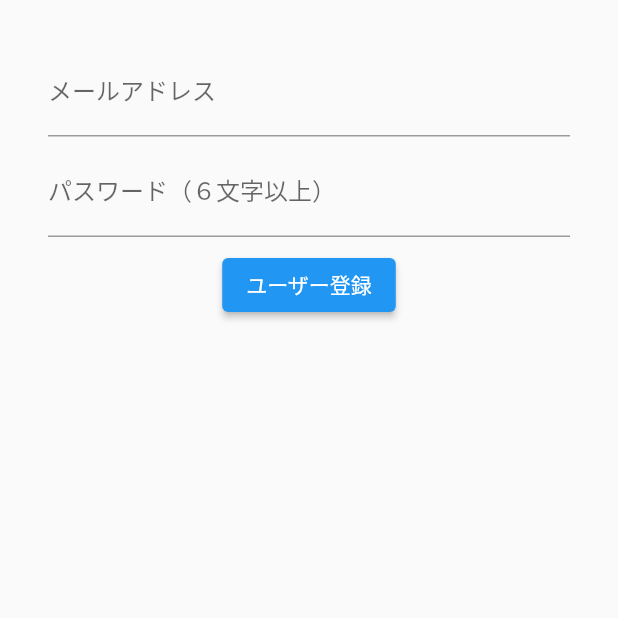
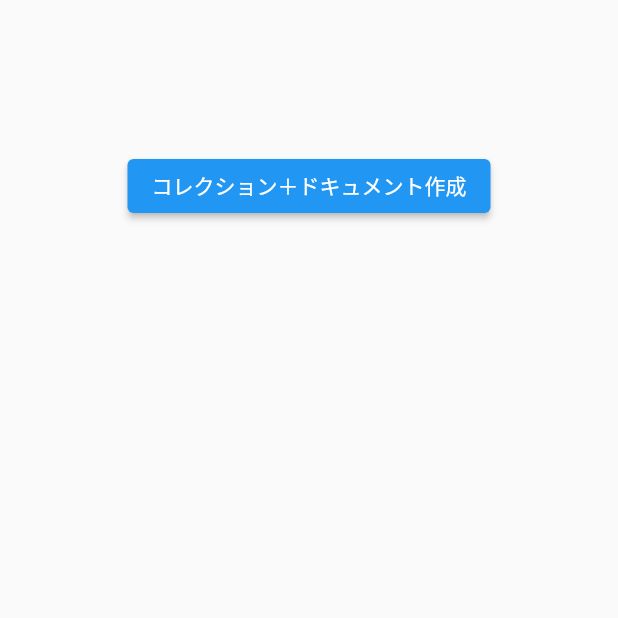
Before and after one commit to kitashio/mychatapp, a Flutter app: the screen it shows after launch, on a phone screen of 412 x 824 dp, the top half of it. Run offline on Flutter 3.47's test engine with Material 2 defaults, Android fonts, the phone set to English and light mode, and no system bars; our stand-ins replace cloud_firestore, firebase_auth, firebase_core; accounts and stored records are empty.

Commit message:
firestore_test.dart

```diff
--- /dev/null
+++ b/lib/firestore_test.dart
@@ -0,0 +1,49 @@
+import 'package:cloud_firestore/cloud_firestore.dart';
+import 'package:flutter/material.dart';
+
+class MyFirestorePage extends StatefulWidget {
+  @override
+  _MyFirestorePageState createState() => _MyFirestorePageState();
+}
+
+class _MyFirestorePageState extends State<MyFirestorePage> {
+
+  String infoText = "";
+
+  @override
+  Widget build(BuildContext context) {
+    return Scaffold(
+      body: Center(
+        child: Container(
+          padding: EdgeInsets.fromLTRB(32, 100, 32, 32),
+          child: Column(
+            children: <Widget>[
+              ElevatedButton(
+                child: Text('コレクション＋ドキュメント作成'),
+                onPressed: () {
+                  // ドキュメント作成
+                  try {
+                  final FirebaseFirestore basestore = FirebaseFirestore.instance.collection('users') // コレクションID
+                      .doc('id_abc') // ドキュメントID
+                      .set({'name': '鈴木', 'age': 40}) as FirebaseFirestore;// データ
+
+                  setState(() {
+                    infoText = "登録OK";
+                  });
+                } catch (e) {
+                // 登録に失敗した場合
+                setState(() {
+                infoText = "登録NG：${e.toString()}";
+                });
+                  }
+                },
+              ),
+              const SizedBox(height: 8),
+              Text(infoText)
+            ],
+          ),
+        ),
+      ),
+    );
+  }
+}
--- a/pubspec.yaml
+++ b/pubspec.yaml
@@ -15,7 +15,7 @@ dependencies:
   cupertino_icons: ^1.0.2
   firebase_auth: ^3.1.4
   firebase_core: ^1.8.0
-
+  cloud_firestore: ^2.5.4
 
 dev_dependencies:
   flutter_test:
```
Also changed, not shown: lib/main.dart (+53 -3 lines), pubspec.lock.
